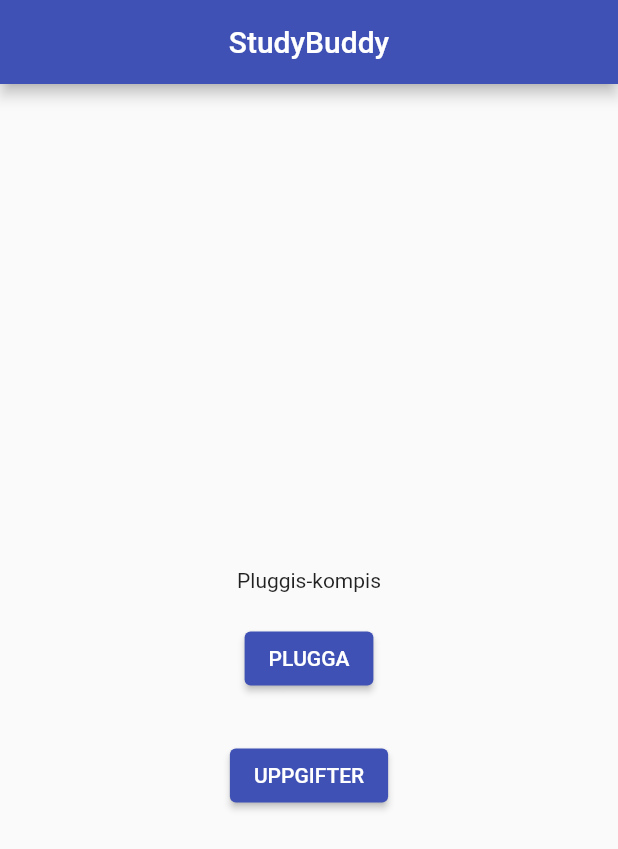
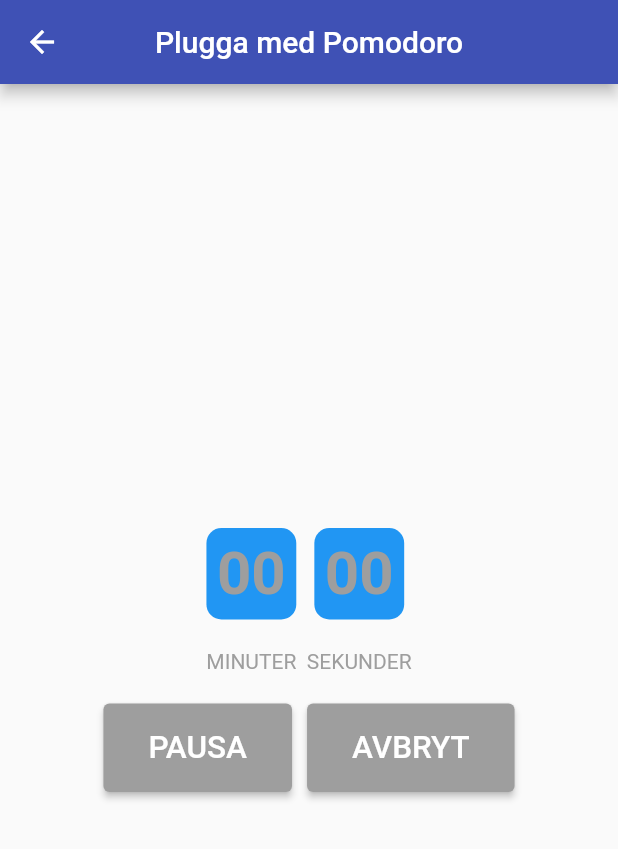
Before and after one commit to gu-tig169-ht21/Grupp-3, a Flutter app: the screen it shows after launch, after a tap on "PLUGGA", on a phone screen of 412 x 824 dp. Shown: the top 849 px of the screen. Run offline on Flutter 3.47's test engine with Material 2 defaults, Android fonts, the phone set to English and light mode, and no system bars; our stand-ins replace cloud_firestore, firebase_core, firebase_database, firebase_messaging, firebase_storage; accounts and stored records are empty.

Commit message:
Timer funkar

```diff
--- a/lib/views/homepageview.dart
+++ b/lib/views/homepageview.dart
@@ -1,5 +1,7 @@
 import 'package:flutter/material.dart';
 import 'package:my_first_app/views/taskview.dart';
+
+import 'timerview.dart';
 
 class HomePage extends StatelessWidget {
   const HomePage({Key? key}) : super(key: key);
@@ -20,7 +22,10 @@ class HomePage extends StatelessWidget {
             const Text('Pluggis-kompis'),
             Container(height: 20),
             ElevatedButton(
-              onPressed: () {},
+              onPressed: () {
+                Navigator.push(context,
+                    MaterialPageRoute(builder: (context) => TimerView()));
+              },
               child: const Text('PLUGGA'),
             ),
             Container(height: 30),
--- /dev/null
+++ b/lib/views/timerview.dart
@@ -0,0 +1,172 @@
+import 'dart:async';
+
+import 'package:flutter/cupertino.dart';
+import 'package:flutter/material.dart';
+
+class TimerView extends StatefulWidget {
+  @override
+  State<TimerView> createState() => _TimerViewState();
+}
+
+class _TimerViewState extends State<TimerView> {
+  static const countDownDuration = Duration(minutes: 25, seconds: 0);
+  Duration duration = Duration();
+  Timer? timer;
+
+  bool countDown = true;
+  @override
+  void initstate() {
+    super.initState();
+    reset();
+  }
+
+  void reset() {
+    if (countDown) {
+      setState(() => duration = countDownDuration);
+    } else {
+      setState(() => duration = Duration());
+    }
+  }
+
+  void startTimer() {
+    timer = Timer.periodic(Duration(seconds: 1), (_) => addTime());
+  }
+
+  void addTime() {
+    final addSeconds = countDown ? -1 : 1;
+    setState(() {
+      final seconds = duration.inSeconds + addSeconds;
+      if (seconds < 0) {
+        timer?.cancel();
+      } else {
+        duration = Duration(seconds: seconds);
+      }
+    });
+  }
+
+  void stopTimer({bool resets = true}) {
+    if (resets) {
+      reset();
+    }
+    setState(() => timer?.cancel());
+  }
+
+  @override
+  Widget build(BuildContext context) {
+    return Scaffold(
+      appBar: AppBar(
+        centerTitle: true,
+        title: const Text('Plugga med Pomodoro'),
+      ),
+      body: Center(
+        child: Column(
+          mainAxisAlignment: MainAxisAlignment.center,
+          crossAxisAlignment: CrossAxisAlignment.center,
+          children: [
+            timeWidget(),
+            SizedBox(
+              height: 20,
+            ),
+            stopWidget()
+          ],
+        ),
+      ),
+    );
+  }
+
+  Widget timeWidget() {
+    String twoNumbers(int number) => number.toString().padLeft(2, '0');
+    final minutes = twoNumbers(duration.inMinutes.remainder(60));
+    final seconds = twoNumbers(duration.inSeconds.remainder(60));
+    return Row(
+      mainAxisAlignment: MainAxisAlignment.center,
+      children: [
+        timeWidgetCard(
+          time: minutes,
+          header: 'MINUTER',
+        ),
+        SizedBox(width: 7),
+        timeWidgetCard(
+          time: seconds,
+          header: 'SEKUNDER',
+        )
+      ],
+    );
+  }
+
+  Widget timeWidgetCard({required String time, required String header}) =>
+      Column(
+        mainAxisAlignment: MainAxisAlignment.center,
+        children: [
+          Container(
+            padding: EdgeInsets.all(7),
+            decoration: BoxDecoration(
+              color: Colors.blue,
+              borderRadius: BorderRadius.circular(10),
+            ),
+            child: Text(
+              time,
+              style: TextStyle(
+                  fontWeight: FontWeight.bold,
+                  color: Colors.grey,
+                  fontSize: 40),
+            ),
+          ),
+          SizedBox(height: 20),
+          Text(header, style: TextStyle(color: Colors.grey)),
+        ],
+      );
+
+  Widget stopWidget() {
+    final isLive = timer == null ? false : timer!.isActive;
+    final isDone = duration.inSeconds == 0;
+    return isLive || isDone
+        ? Row(
+            mainAxisAlignment: MainAxisAlignment.center,
+            children: [
+              ButtonWidget(
+                  text: 'PAUSA',
+                  onClicked: () {
+                    if (isLive) {
+                      stopTimer(resets: false);
+                    }
+                  }),
+              SizedBox(width: 10),
+              ButtonWidget(text: 'AVBRYT', onClicked: stopTimer),
+            ],
+          )
+        : ButtonWidget(
+            text: 'STARTA TIMER',
+            color: Colors.grey,
+            backgroundColor: Colors.white,
+            onClicked: () {
+              startTimer();
+            });
+  }
+}
+
+class ButtonWidget extends StatelessWidget {
+  final String text;
+  final Color color;
+  final Color backgroundColor;
+  final VoidCallback onClicked;
+
+  const ButtonWidget(
+      {Key? key,
+      required this.text,
+      required this.onClicked,
+      this.color = Colors.white,
+      this.backgroundColor = Colors.grey})
+      : super(key: key);
+  @override
+  Widget build(BuildContext context) => ElevatedButton(
+        style: ElevatedButton.styleFrom(
+            primary: backgroundColor,
+            padding: EdgeInsets.symmetric(horizontal: 30, vertical: 17)),
+        onPressed: onClicked,
+        child: Text(
+          text,
+          style: TextStyle(fontSize: 21, color: color),
+        ),
+      );
+}
```
Also changed, not shown: pubspec.lock.
